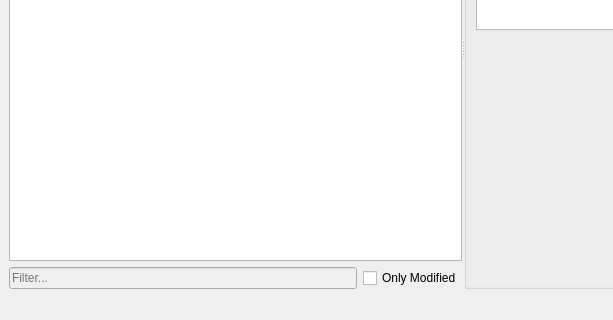
Old version of the form mainwindow.ui in the repository jimzrt/ChronoMod; both pictures show x 0 to 613 and y 247 to 567 of the 969 by 567 pixel window.
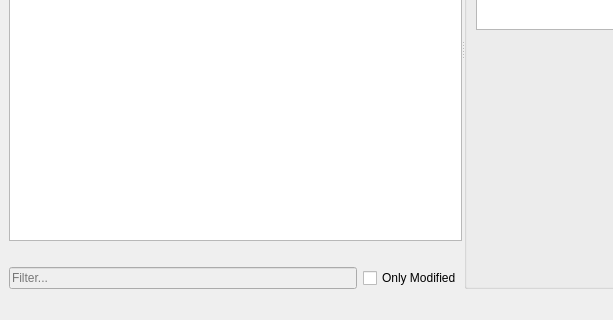
New version of the form.

```diff
--- a/mainwindow.ui
+++ b/mainwindow.ui
@@ -90,6 +90,13 @@
           </attribute>
          </widget>
         </item>
+        <item>
+         <widget class="QLabel" name="resourceStatusLabel">
+          <property name="text">
+           <string/>
+          </property>
+         </widget>
+        </item>
         <item>
          <layout class="QHBoxLayout" name="horizontalLayout">
           <item>
```
